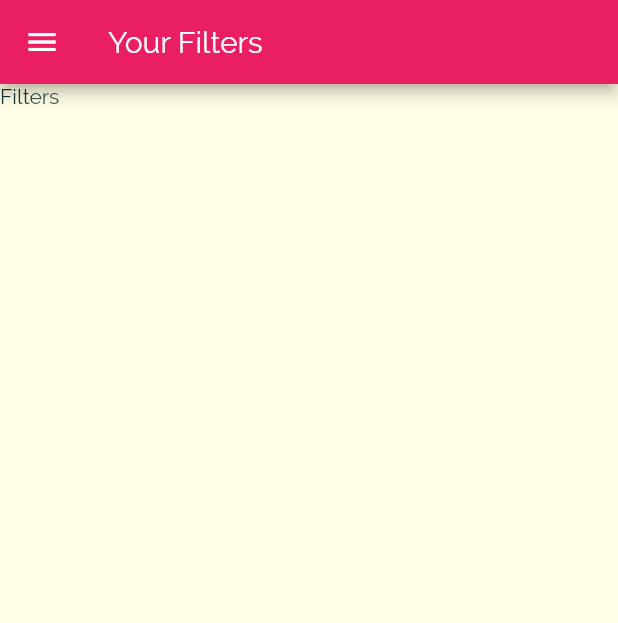
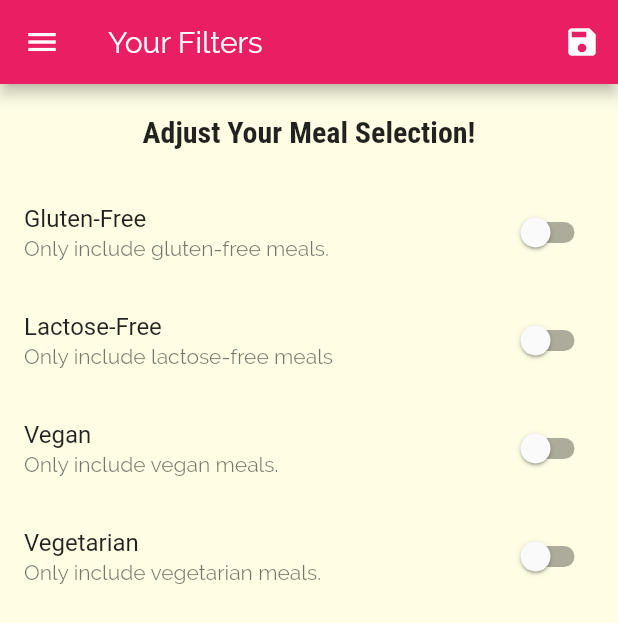
Before and after one commit to EngincanVaran/Meal_App, a Flutter app: the FiltersScreen screen opened by its route, on a phone screen of 412 x 824 dp. Shown: the top 623 px of the screen. Run offline on Flutter 3.47's test engine with Material 2 defaults, Android fonts, the phone set to English and light mode, and no system bars.

Commit message:
Added Filters / Fine-Tuned

```diff
--- a/lib/dummy_data.dart
+++ b/lib/dummy_data.dart
@@ -1,7 +1,7 @@
 import 'package:flutter/material.dart';
 
-import './Models/category.dart';
-import './Models/meal.dart';
+import './models/category.dart';
+import './models/meal.dart';
 
 enum Complexity {
   Simple,
--- a/lib/main.dart
+++ b/lib/main.dart
@@ -1,7 +1,8 @@
 import 'package:flutter/material.dart';
 
+import './dummy_data.dart';
 import './screens/tabs_screen.dart';
-import 'screens/categories_screen.dart';
+import 'models/meal.dart';
 import 'screens/category_meals_screen.dart';
 import 'screens/meal_detail_screen.dart';
 import "screens/filters_screen.dart";
@@ -10,7 +11,60 @@ import "screens/filters_screen.dart";
 
 void main() => runApp(MyApp());
 
-class MyApp extends StatelessWidget {
+class MyApp extends StatefulWidget {
+  @override
+  _MyAppState createState() => _MyAppState();
+}
+
+class _MyAppState extends State<MyApp> {
+  Map<String, bool> _filters = {
+    "gluten": false,
+    "lactose": false,
+    "vegan": false,
+    "vegetarian": false,
+  };
+
+  List<Meal> _avaliableMeals = DUMMY_MEALS;
+  List<Meal> _favoriteMeals = [];
+
+  void _setFilters(Map<String, bool> filterData) {
+    setState(() {
+      _filters = filterData;
+
+      _avaliableMeals = DUMMY_MEALS.where((element) {
+        if (_filters["gluten"] && !element.isGlutenFree) {
+          return false;
+        }
+        if (_filters["lactose"] && !element.isLactoseFree) {
+          return false;
+        }
+        if (_filters["vegan"] && !element.isVegan) {
+          return false;
+        }
+        if (_filters["vegetarian"] && !element.isVegetarian) {
+          return false;
+        }
+
+        return true; // filters passed add to the list
+      }).toList();
+    });
+  }
+
+  void _toggleFavorite(String mealID) {
+    final int index =
+        _favoriteMeals.indexWhere((element) => element.id == mealID);
+
+    if (index >= 0)
+      setState(() {
+        _favoriteMeals.removeAt(index);
+      });
+    else
+      setState(() {
+        _favoriteMeals
+            .add(DUMMY_MEALS.firstWhere((element) => element.id == mealID));
+      });
+  }
+
   @override
   Widget build(BuildContext context) {
     return MaterialApp(
@@ -34,24 +88,26 @@ class MyApp extends StatelessWidget {
       initialRoute: '/', // default is /
       // home: TabsScreen(), //first screen to our App
       routes: {
-        '/': (_) => TabsScreen(),
-        CategoryMealsScreen.screenRouteName: (_) => CategoryMealsScreen(),
+        '/': (_) => TabsScreen(_favoriteMeals),
+        CategoryMealsScreen.screenRouteName: (_) =>
+            CategoryMealsScreen(_avaliableMeals),
         MealDetailScreen.screenRouteName: (_) => MealDetailScreen(),
-        FiltersScreen.screenRouteName: (_) => FiltersScreen(),
+        FiltersScreen.screenRouteName: (_) =>
+            FiltersScreen(_setFilters, _filters),
       },
 
       // DEFAULT SCREEN
       onGenerateRoute: (settings) {
         print(settings.arguments);
         return MaterialPageRoute(
-          builder: (ctx) => TabsScreen(),
+          builder: (ctx) => TabsScreen(_favoriteMeals),
         );
       },
 
       // 404 - PAGE NOT FOUND
       onUnknownRoute: (settings) {
         return MaterialPageRoute(
-          builder: (ctx) => TabsScreen(),
+          builder: (ctx) => TabsScreen(_favoriteMeals),
         );
       },
     );
--- a/lib/screens/favorites_screen.dart
+++ b/lib/screens/favorites_screen.dart
@@ -1,10 +1,16 @@
 import 'package:flutter/material.dart';
 
+import '../models/meal.dart';
+
 class FavoritesScreen extends StatelessWidget {
+  final List<Meal> favoriteMeals;
+
+  FavoritesScreen(this.favoriteMeals);
+
   @override
   Widget build(BuildContext context) {
     return Center(
-      child: Text("The Favorites"),
+      child: const Text("You have no favorites yet - start adding some!"),
     );
   }
 }
--- a/lib/screens/filters_screen.dart
+++ b/lib/screens/filters_screen.dart
@@ -2,17 +2,118 @@ import 'package:flutter/material.dart';
 
 import '../widgets/main_drawer.dart';
 
-class FiltersScreen extends StatelessWidget {
+class FiltersScreen extends StatefulWidget {
   static const screenRouteName = "/filters";
+
+  final Function saveFilters;
+  final Map<String, bool> currentFilters;
+
+  FiltersScreen(this.saveFilters, this.currentFilters);
+
+  @override
+  _FiltersScreenState createState() => _FiltersScreenState();
+}
+
+class _FiltersScreenState extends State<FiltersScreen> {
+  bool _glutenFree = false;
+  bool _vegetarian = false;
+  bool _vegan = false;
+  bool _lactoseFree = false;
+
+  @override
+  initState() {
+    _glutenFree = widget.currentFilters['gluten'];
+    _lactoseFree = widget.currentFilters['lactose'];
+    _vegetarian = widget.currentFilters['vegetarian'];
+    _vegan = widget.currentFilters['vegan'];
+    super.initState();
+  }
+
+  Widget _buildSwitchListTile(
+    String title,
+    String description,
+    bool currentValue,
+    Function updateValue,
+  ) {
+    return SwitchListTile(
+      value: currentValue,
+      title: Text(title),
+      subtitle: Text(description),
+      onChanged: updateValue,
+    );
+  }
 
   @override
   Widget build(BuildContext context) {
     return Scaffold(
       appBar: AppBar(
         title: Text("Your Filters"),
+        actions: <Widget>[
+          IconButton(
+            icon: Icon(Icons.save),
+            onPressed: () {
+              final selectedFilters = {
+                "gluten": _glutenFree,
+                "lactose": _lactoseFree,
+                "vegan": _vegan,
+                "vegetarian": _vegetarian,
+              };
+              widget.saveFilters(selectedFilters);
+            },
+          )
+        ],
       ),
       drawer: MainDrawer(),
-      body: Text("Filters"),
+      body: Column(
+        children: <Widget>[
+          Container(
+            padding: const EdgeInsets.all(20),
+            child: Text(
+              "Adjust Your Meal Selection!",
+              style: Theme.of(context).textTheme.headline6,
+            ),
+          ),
+          Expanded(
+            child: ListView(
+              children: <Widget>[
+                _buildSwitchListTile("Gluten-Free",
+                    "Only include gluten-free meals.", _glutenFree, (newValue) {
+                  setState(
+                    () {
+                      _glutenFree = newValue;
+                    },
+                  );
+                }),
+                _buildSwitchListTile(
+                    "Lactose-Free",
+                    "Only include lactose-free meals",
+                    _lactoseFree, (newValue) {
+                  setState(() {
+                    _lactoseFree = newValue;
+                  });
+                }),
+                _buildSwitchListTile(
+                    "Vegan", "Only include vegan meals.", _vegan, (newValue) {
+                  setState(
+                    () {
+                      _vegan = newValue;
+                    },
+                  );
+                }),
+                _buildSwitchListTile(
+                    "Vegetarian", "Only include vegetarian meals.", _vegetarian,
+                    (newValue) {
+                  setState(
+                    () {
+                      _vegetarian = newValue;
+                    },
+                  );
+                }),
+              ],
+            ),
+          ),
+        ],
+      ),
     );
   }
 }
--- a/lib/screens/meal_detail_screen.dart
+++ b/lib/screens/meal_detail_screen.dart
@@ -1,7 +1,7 @@
 import 'package:flutter/material.dart';
 
 import "package:Meal_App/dummy_data.dart";
-import "../Models/meal.dart";
+import "../models/meal.dart";
 
 class MealDetailScreen extends StatelessWidget {
   static const String screenRouteName = "/meal-detail";
```
Also changed, not shown: lib/screens/category_meals_screen.dart (+9 -5 lines), lib/screens/tabs_screen.dart (+18 -5 lines).
